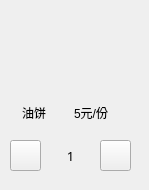
Before: the Qt Designer form menu.ui in twobottlewater/Self-service-ordering-machine, drawn with Qt 5.
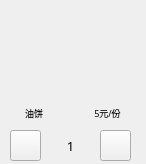
After: the same form once the commit is applied. Icons and pictures are not drawn.

Diff of the .ui file:
```diff
--- a/menu.ui
+++ b/menu.ui
@@ -6,8 +6,8 @@
    <rect>
     <x>0</x>
     <y>0</y>
-    <width>149</width>
-    <height>190</height>
+    <width>146</width>
+    <height>164</height>
    </rect>
   </property>
   <property name="windowTitle">
@@ -18,8 +18,8 @@
     <rect>
      <x>20</x>
      <y>10</y>
-     <width>101</width>
-     <height>91</height>
+     <width>91</width>
+     <height>71</height>
     </rect>
    </property>
    <property name="styleSheet">
@@ -33,7 +33,7 @@
    <property name="geometry">
     <rect>
      <x>10</x>
-     <y>140</y>
+     <y>130</y>
      <width>31</width>
      <height>31</height>
     </rect>
@@ -52,7 +52,7 @@
    <property name="geometry">
     <rect>
      <x>100</x>
-     <y>140</y>
+     <y>130</y>
      <width>31</width>
      <height>31</height>
     </rect>
@@ -71,7 +71,7 @@
    <property name="geometry">
     <rect>
      <x>50</x>
-     <y>140</y>
+     <y>130</y>
      <width>41</width>
      <height>31</height>
     </rect>
@@ -101,6 +101,12 @@
    <layout class="QHBoxLayout" name="horizontalLayout">
     <item>
      <widget class="QLabel" name="foodname">
+      <property name="font">
+       <font>
+        <family>Agency FB</family>
+        <pointsize>7</pointsize>
+       </font>
+      </property>
       <property name="text">
        <string>油饼</string>
       </property>
@@ -111,9 +117,18 @@
     </item>
     <item>
      <widget class="QLabel" name="money">
+      <property name="font">
+       <font>
+        <family>Agency FB</family>
+        <pointsize>7</pointsize>
+       </font>
+      </property>
       <property name="text">
        <string>5元/份</string>
       </property>
+      <property name="alignment">
+       <set>Qt::AlignCenter</set>
+      </property>
      </widget>
     </item>
    </layout>
```
